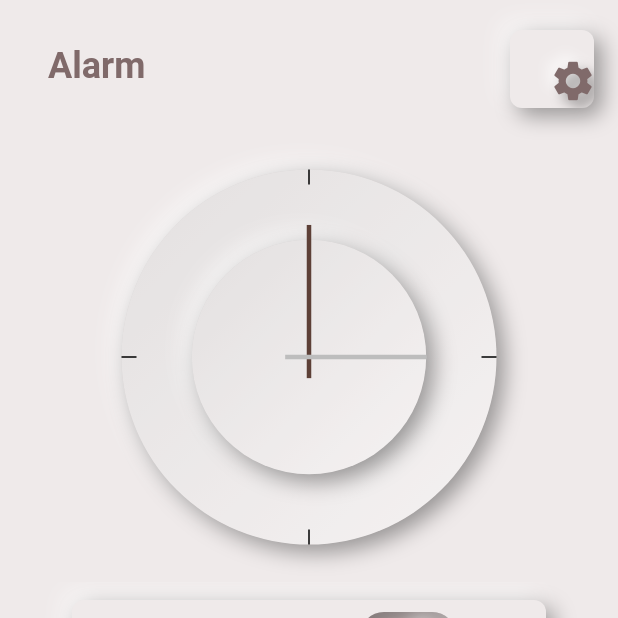
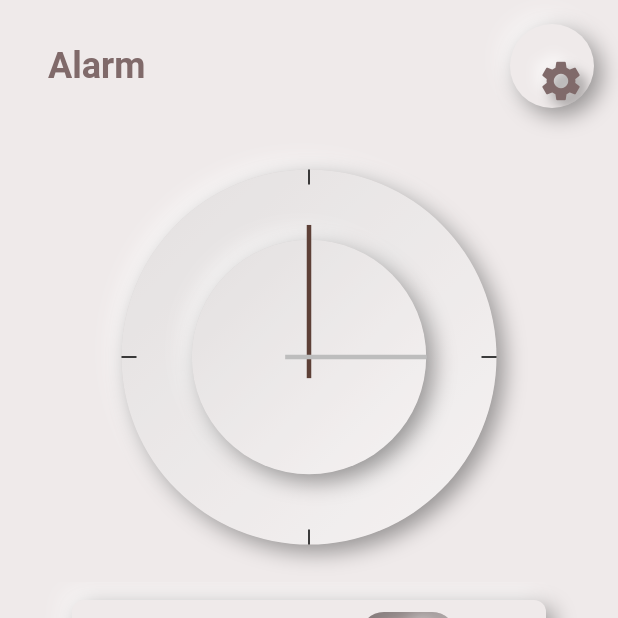
Before and after one commit to DiUS/mobile_sig-neu_clock, a Flutter app: the screen it shows after launch, on a phone screen of 412 x 824 dp, the top half of it. Run offline on Flutter 3.47's test engine with Material 2 defaults, Android fonts, the phone set to English and light mode, and no system bars; drawn by our look-alikes of flutter_neumorphic.

Commit message:
Fix appbar button

```diff
--- a/lib/main.dart
+++ b/lib/main.dart
@@ -1,6 +1,5 @@
 import 'package:flutter/material.dart';
 import 'package:flutter_neumorphic/flutter_neumorphic.dart';
-import 'package:neu_clock/core/theme/app_theme.dart';
 import 'package:neu_clock/presentation/screens/clock_screen.dart';
 
 void main() {
--- a/lib/presentation/screens/clock_screen.dart
+++ b/lib/presentation/screens/clock_screen.dart
@@ -22,13 +22,17 @@ class ClockScreen extends StatelessWidget {
         // elevation: 0,
         actions: [
           NeumorphicButton(
-            margin: EdgeInsets.only(top: 4),
+            // margin: EdgeInsets.only(top: 4),
+            style: NeumorphicStyle(
+               boxShape: NeumorphicBoxShape.circle(),
+            ),
             child: Padding(
-              padding: const EdgeInsets.all(8.0),
+              padding: const EdgeInsets.only(top: 12),
               child: NeumorphicIcon(
                 Icons.settings,
                 size: 32,
                 style: NeumorphicStyle(
+
                     color:
                         NeumorphicTheme.currentTheme(context).defaultTextColor),
               ),
```
Also changed, not shown: lib/presentation/widgets/clock.dart (+4 -5 lines).
